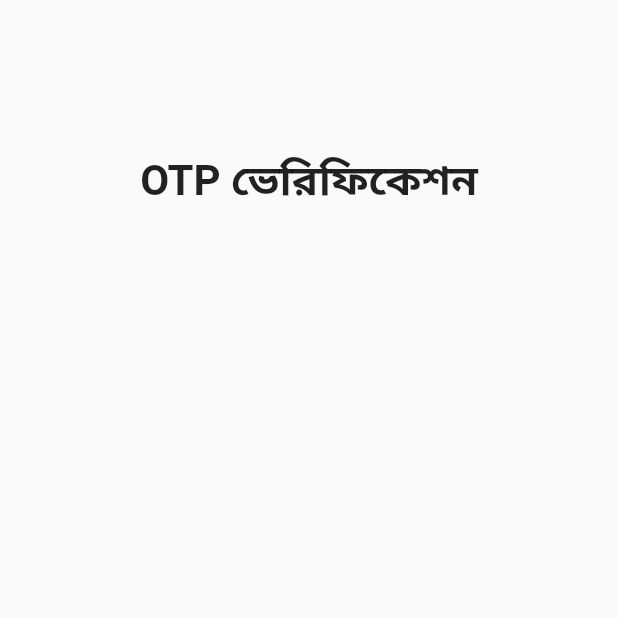
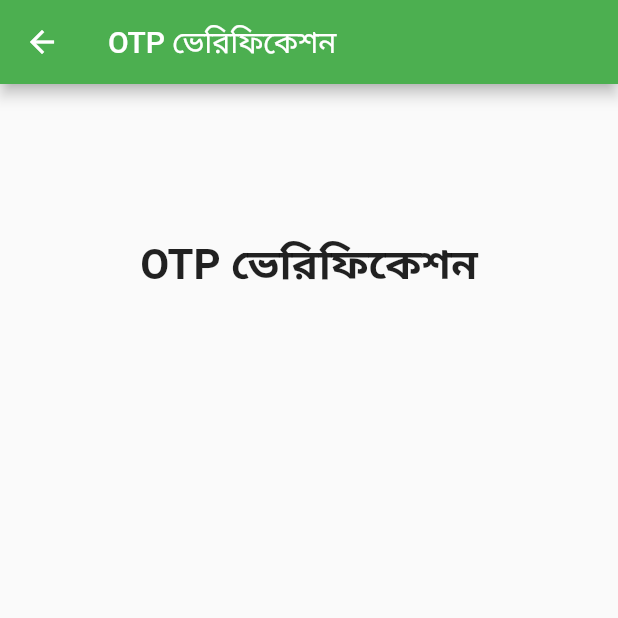
Before and after one commit to Azimul-Haque/kherokhata, a Flutter app: the ProfileEditPage screen opened by its route, on a phone screen of 412 x 824 dp, the top half of it. Run offline on Flutter 3.47's test engine with Material 2 defaults, Android fonts, the light colour scheme and no system bars; our stand-ins replace firebase_auth, firebase_core, pinput; accounts and stored records are empty.

Commit message:
Commit Tue 03/29/2022  0:17:23.20 19958

```diff
--- a/lib/home.dart
+++ b/lib/home.dart
@@ -3,6 +3,7 @@
 import 'package:firebase_auth/firebase_auth.dart';
 import 'package:flutter/material.dart';
 import 'package:kherokhata/login.dart';
+import 'package:kherokhata/profileedit.dart';
 
 import 'globals.dart';
 
@@ -100,8 +101,8 @@ class _HomeState extends State<Home> {
                   color: Colors.white,
                 ),
                 onPressed: () {
-                  Navigator.of(context).push(
-                      MaterialPageRoute(builder: (context) => PrivacyPage()));
+                  Navigator.of(context).push(MaterialPageRoute(
+                      builder: (context) => ProfileEditPage()));
                 },
               ),
             ),
--- a/lib/profileedit.dart
+++ b/lib/profileedit.dart
@@ -49,9 +49,9 @@ class _ProfileEditPageState extends State<ProfileEditPage> {
     );
     return Scaffold(
       key: _scaffoldkey,
-      // appBar: AppBar(
-      //   title: Text('OTP ভেরিফিকেশন'),
-      // ),
+      appBar: AppBar(
+        title: Text('OTP ভেরিফিকেশন'),
+      ),
       body: Column(
         children: [
           SizedBox(
```
